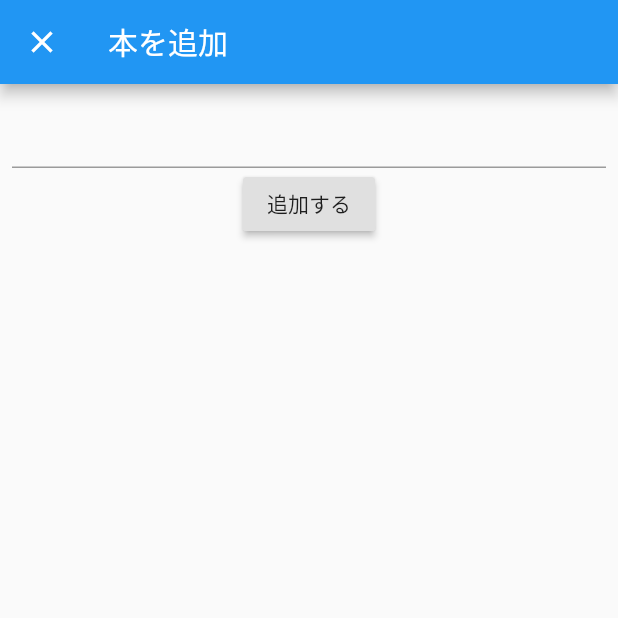
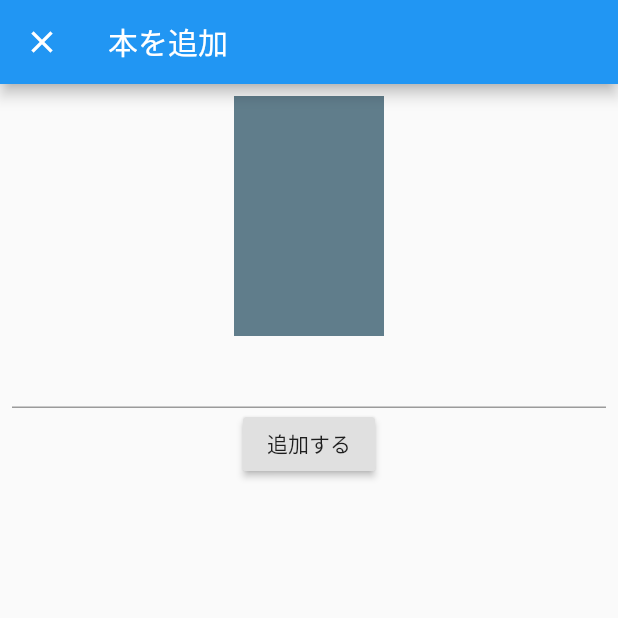
Before and after one commit to te-mori-gyoei/traning_2, a Flutter app: the BookListPage screen opened directly, after a tap on the "add" icon, on a phone screen of 412 x 824 dp, the top half of it. Run offline on Flutter 3.47's test engine with Material 2 defaults, Android fonts, the phone set to English and light mode, and no system bars; our stand-ins replace cloud_firestore, firebase_auth, firebase_core, firebase_storage, image_picker; accounts and stored records are empty.

Commit message:
画像のアップロードまで

```diff
--- a/lib/domain/book.dart
+++ b/lib/domain/book.dart
@@ -4,7 +4,9 @@ class Book {
   Book(DocumentSnapshot doc) {
     documentID = doc.id;
     title = doc['title'];
+    imageURL = doc['imageURL'];
   }
   String documentID;
   String title;
+  String imageURL;
 }
--- a/lib/presentation/book_add/add_book_page.dart
+++ b/lib/presentation/book_add/add_book_page.dart
@@ -17,7 +17,9 @@ class AddBookPage extends StatelessWidget {
     }
     return ChangeNotifierProvider<AddBookModel>(
       create: (_) => AddBookModel(),
-      child: Scaffold(
+      child: Stack(
+        children: [
+          Scaffold(
             appBar: AppBar(
               title: Text(isUpdate ? '本を編集' : '本を追加'),
             ),
@@ -27,6 +29,21 @@ class AddBookPage extends StatelessWidget {
                   padding: const EdgeInsets.all(8.0),
                   child: Column(
                     children: [
+                      SizedBox(
+                        width: 100,
+                        height: 160,
+                        child: InkWell(
+                          onTap: () async {
+                            // todo カメラロールを開く
+                            await model.showImagePicker();
+                          },
+                          child: model.imageFile != null
+                              ? Image.file(model.imageFile)
+                              : Container(
+                                  color: Colors.blueGrey,
+                                ),
+                        ),
+                      ),
                       TextField(
                         controller: textEditingController,
                         onChanged: (text) {
@@ -50,6 +67,18 @@ class AddBookPage extends StatelessWidget {
                 );
               },
             ),
+          ),
+          Consumer<AddBookModel>(builder: (context, model, child) {
+            return model.isLoading
+                ? Container(
+                    color: Colors.limeAccent.withOpacity(0.2),
+                    child: Center(
+                      child: CircularProgressIndicator(),
+                    ),
+                  )
+                : SizedBox();
+          }),
+        ],
       ),
     );
   }
--- a/lib/presentation/book_list/book_list_page.dart
+++ b/lib/presentation/book_list/book_list_page.dart
@@ -20,7 +20,12 @@ class BookListPage extends StatelessWidget {
             final listTiles = books
                 .map(
                   (book) => ListTile(
-                    title: Text(book.title),
+                    leading: Image.network(book.imageURL),
+                    title: Text(
+                      book.title,
+                      style:
+                          TextStyle(fontSize: 20, fontWeight: FontWeight.w300),
+                    ),
                     trailing: IconButton(
                       icon: Icon(Icons.edit),
                       iconSize: 25,
@@ -93,23 +98,6 @@ class BookListPage extends StatelessWidget {
       BuildContext context, BookListModel model, Book book) async {
     try {
       await model.deleteBook(book);
-      // showDialog(
-      //   context: context,
-      //   builder: (BuildContext context) {
-      //     return AlertDialog(
-      //       title: Text('削除しました'),
-      //       actions: <Widget>[
-      //         // コンテンツ領域
-      //         FlatButton(
-      //           child: Text('OK'),
-      //           onPressed: () async {
-      //             Navigator.of(context).pop();
-      //           },
-      //         ),
-      //       ],
-      //     );
-      //   },
-      // );
       await model.fetchBooks();
     } catch (e) {
       showDialog(
--- a/pubspec.yaml
+++ b/pubspec.yaml
@@ -21,6 +21,8 @@ dependencies:
   firebase_core: ^1.0.3
   cloud_firestore: ^1.0.4
   firebase_auth: ^1.1.0
+  image_picker: ^0.7.4
+  firebase_storage: ^8.0.4
   # firebase_auth: ^1.1.0
   #url_launcher: ^5.4.0    # Good, any 5.4.x version where x >= 0 works.
   #image_picker: '5.4.3'   # Not so good, only version 5.4.3 works.
```
Also changed, not shown: lib/presentation/book_add/add_book_model.dart (+29 -0 lines), lib/presentation/login/login_model.dart (renamed from lib/presentation/signup/signup_model.dart, +7 -14 lines), lib/presentation/login/login_page.dart (added, +79 -0 lines), lib/presentation/main/main.dart (+24 -1 lines), pubspec.lock, 2 other files. Lines whose indentation alone changed are shown as unchanged.
